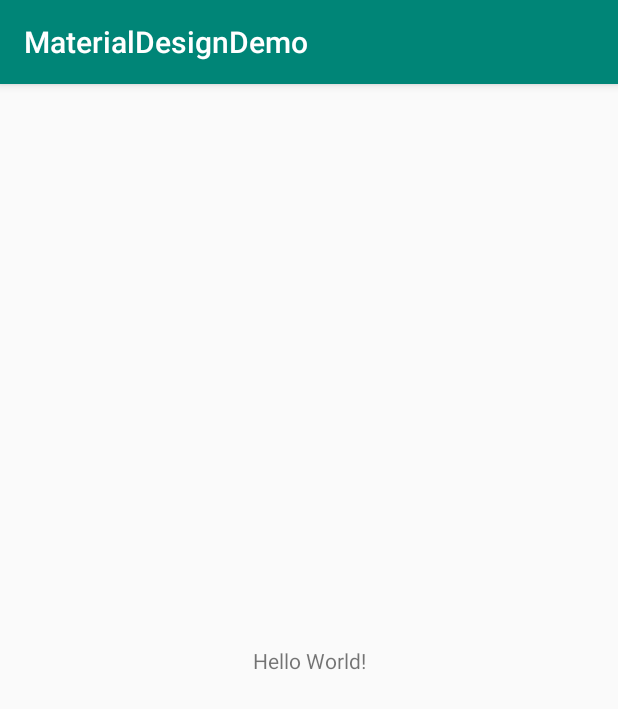
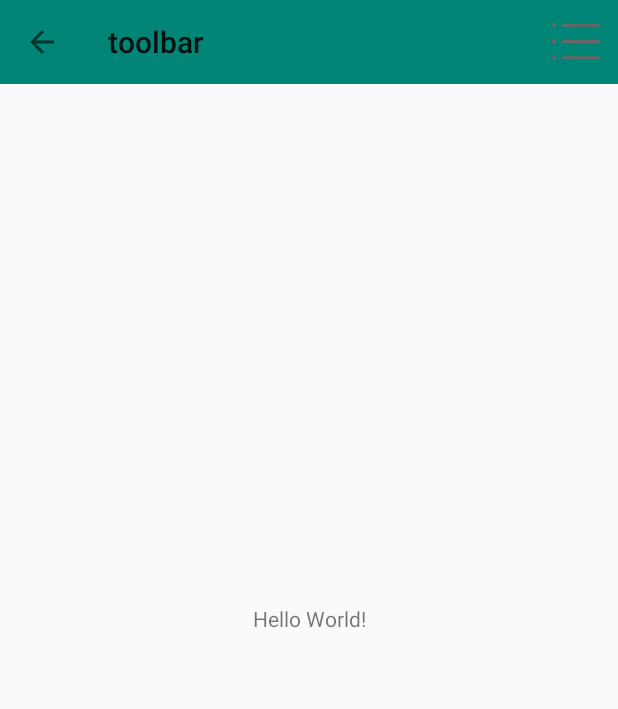
Before and after one commit to Tankmi/MaterialDesignDemo, an Android app: the screen it shows after launch (MainActivity), on a phone screen of 412 x 824 dp. Shown: the top 709 px of the screen. Run offline under Robolectric (Android 15) with nearby library versions, the phone set to English and light mode, and no system bars.

Commit message:
初始化了首页的toolbar

```diff
--- a/app/src/main/AndroidManifest.xml
+++ b/app/src/main/AndroidManifest.xml
@@ -9,7 +9,9 @@
         android:roundIcon="@mipmap/ic_launcher_round"
         android:supportsRtl="true"
         android:theme="@style/AppTheme">
-        <activity android:name=".MainActivity">
+        <activity android:name=".MainActivity"
+            android:label="toolbar"
+            >
             <intent-filter>
                 <action android:name="android.intent.action.MAIN" />
 
--- a/app/src/main/java/com/example/materialdesigndemo/MainActivity.java
+++ b/app/src/main/java/com/example/materialdesigndemo/MainActivity.java
@@ -1,13 +1,51 @@
 package com.example.materialdesigndemo;
 
+import android.support.v7.app.ActionBar;
 import android.support.v7.app.AppCompatActivity;
 import android.os.Bundle;
+import android.support.v7.widget.Toolbar;
+import android.util.Log;
+import android.view.Menu;
+import android.view.MenuItem;
+import android.widget.Toast;
 
 public class MainActivity extends AppCompatActivity {
+
+    private Toolbar mtoolBar;
 
     @Override
     protected void onCreate(Bundle savedInstanceState) {
         super.onCreate(savedInstanceState);
         setContentView(R.layout.activity_main);
+
+        mtoolBar = findViewById(R.id.toolbar_title);
+        setSupportActionBar(mtoolBar);
+
+        //获取actionbar对象，也就是这里的toolbar，设置左侧按钮的图标（默认是返回键）
+        ActionBar actionBar = getSupportActionBar();
+        if(actionBar!=null){
+            actionBar.setDisplayHomeAsUpEnabled(true);
+//            actionBar.setHomeAsUpIndicator(R.drawable.menu_icon);
+        }
+    }
+
+
+    @Override
+    public boolean onCreateOptionsMenu(Menu menu) {
+        getMenuInflater().inflate(R.menu.toolbar_menu,menu);
+        return true;
+    }
+
+    @Override
+    public boolean onOptionsItemSelected(MenuItem item) {
+        switch (item.getItemId()){
+            case R.id.menu:
+
+                break;
+            case android.R.id.home:
+                Log.i("test","加载菜单");
+                break;
+        }
+        return true;
     }
 }
--- a/app/src/main/res/layout/activity_main.xml
+++ b/app/src/main/res/layout/activity_main.xml
@@ -5,6 +5,13 @@
     android:layout_width="match_parent"
     android:layout_height="match_parent"
     tools:context=".MainActivity">
+
+    <android.support.v7.widget.Toolbar
+        android:id="@+id/toolbar_title"
+        android:background="@color/colorPrimary"
+        app:layout_constraintTop_toTopOf="parent"
+        android:layout_width="match_parent"
+        android:layout_height="?attr/actionBarSize"></android.support.v7.widget.Toolbar>
 
     <TextView
         android:layout_width="wrap_content"
--- /dev/null
+++ b/app/src/main/res/menu/toolbar_menu.xml
@@ -0,0 +1,12 @@
+<?xml version="1.0" encoding="utf-8"?>
+<menu xmlns:android="http://schemas.android.com/apk/res/android"
+    xmlns:app="http://schemas.android.com/apk/res-auto">
+
+    <item
+        android:id="@+id/menu"
+        android:icon="@drawable/menu_icon"
+        android:title="菜单"
+        app:showAsAction="always"
+
+        />
+</menu>
--- a/app/src/main/res/values/styles.xml
+++ b/app/src/main/res/values/styles.xml
@@ -1,7 +1,7 @@
 <resources>
 
     <!-- Base application theme. -->
-    <style name="AppTheme" parent="Theme.AppCompat.Light.DarkActionBar">
+    <style name="AppTheme" parent="Theme.AppCompat.Light.NoActionBar">
         <!-- Customize your theme here. -->
         <item name="colorPrimary">@color/colorPrimary</item>
         <item name="colorPrimaryDark">@color/colorPrimaryDark</item>
```
Also changed, not shown: app/src/main/res/layout/drawer_layout.xml (added, +8 -0 lines), app/src/main/res/drawable-hdpi/add_icon.png (added), app/src/main/res/drawable-hdpi/back_icon.png (added), app/src/main/res/drawable-hdpi/menu_icon.png (added), app/src/main/res/drawable-hdpi/refresh_icon.png (added), app/src/main/res/drawable-hdpi/search_icon.png (added).
